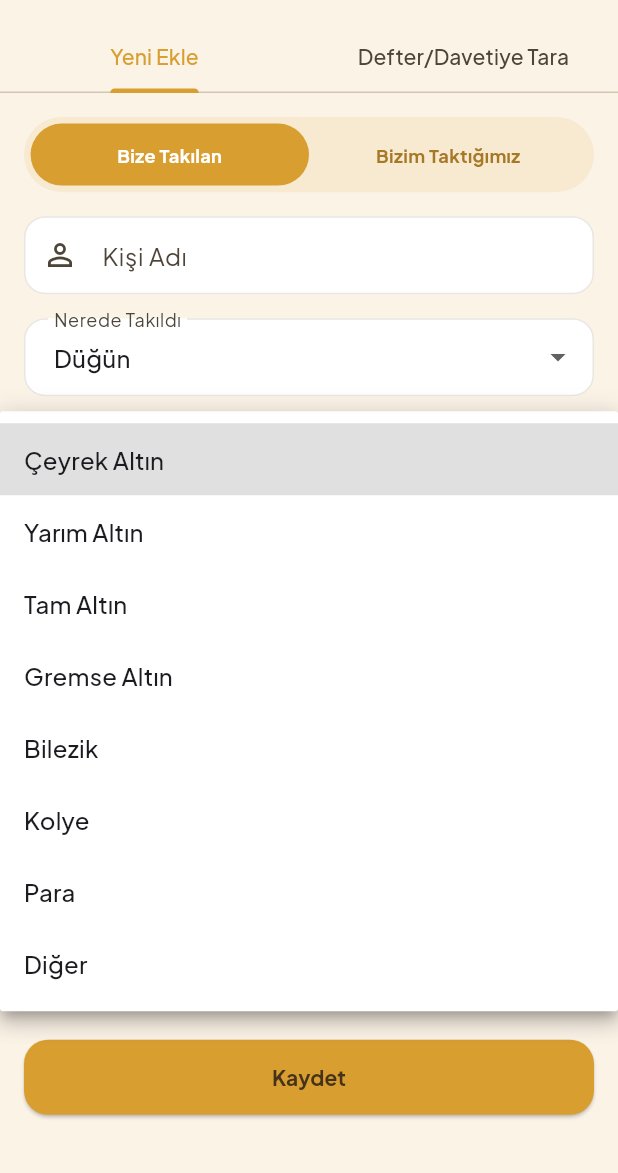
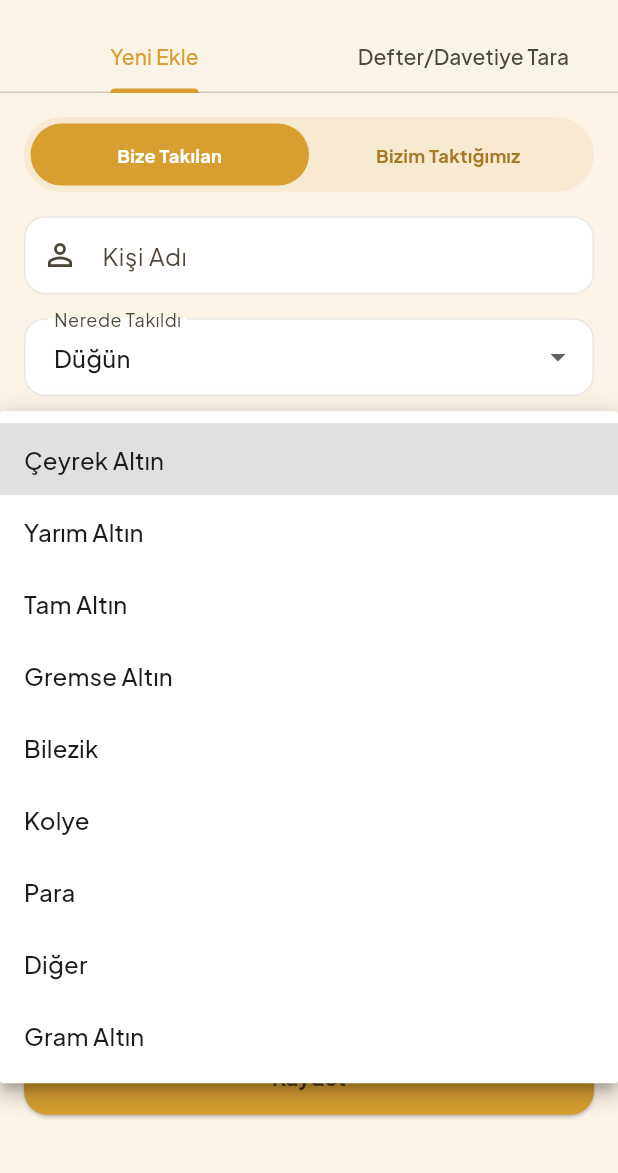
Before and after one commit to lvntaslann/taki-sandigim, a Flutter app: the AddGiftScreen screen opened by its route, after a tap on "Çeyrek Altın", on a phone screen of 412 x 824 dp, the part 63-1236 px from its top. Run offline on Flutter 3.47's test engine with Material 3 defaults, Android fonts, the phone set to English and light mode, and no system bars; our stand-ins replace camera, dio, equatable, fl_chart, flutter_bloc, flutter_dotenv and 7 more; missing offline and left inert: excel, google_mlkit_text_recognition; accounts and stored records are empty; network calls fail.

Commit message:
feat(gifts): add gram-gold type and foreign-currency detection

```diff
--- a/lib/features/dashboard/data/models/gift_enums.dart
+++ b/lib/features/dashboard/data/models/gift_enums.dart
@@ -20,6 +20,8 @@ enum GiftType {
   cash,
   @HiveField(7)
   other,
+  @HiveField(8)
+  gramGold,
 }
 
 extension GiftTypeLabel on GiftType {
@@ -33,6 +35,8 @@ extension GiftTypeLabel on GiftType {
         return 'Tam Altın';
       case GiftType.gremseGold:
         return 'Gremse Altın';
+      case GiftType.gramGold:
+        return 'Gram Altın';
       case GiftType.bracelet:
         return 'Bilezik';
       case GiftType.necklace:
@@ -54,6 +58,8 @@ extension GiftTypeLabel on GiftType {
         return 7.0;
       case GiftType.gremseGold:
         return 3.0;
+      case GiftType.gramGold:
+        return 1.0;
       case GiftType.bracelet:
       case GiftType.necklace:
       case GiftType.cash:
--- a/lib/features/settings/presentation/screens/settings_screen.dart
+++ b/lib/features/settings/presentation/screens/settings_screen.dart
@@ -240,7 +240,7 @@ class _SettingsScreenState extends State<SettingsScreen> {
             ],
           ),
         ),
-        ?trailing,
+        if (trailing != null) trailing,
       ],
     );
   }
--- a/lib/features/tracker/domain/gift_value_category.dart
+++ b/lib/features/tracker/domain/gift_value_category.dart
@@ -54,6 +54,12 @@ class GiftValueCategory {
           label: 'Gremse Altın',
           icon: Icons.circle,
         );
+      case GiftType.gramGold:
+        return const GiftValueCategory(
+          key: 'gramGold',
+          label: 'Gram Altın',
+          icon: Icons.circle,
+        );
       case GiftType.bracelet:
         return const GiftValueCategory(
           key: 'bracelet',
```
Also changed, not shown: lib/features/scanner/domain/gift_type_guesser.dart (+12 -0 lines), lib/features/dashboard/data/models/gift_enums.g.dart.
